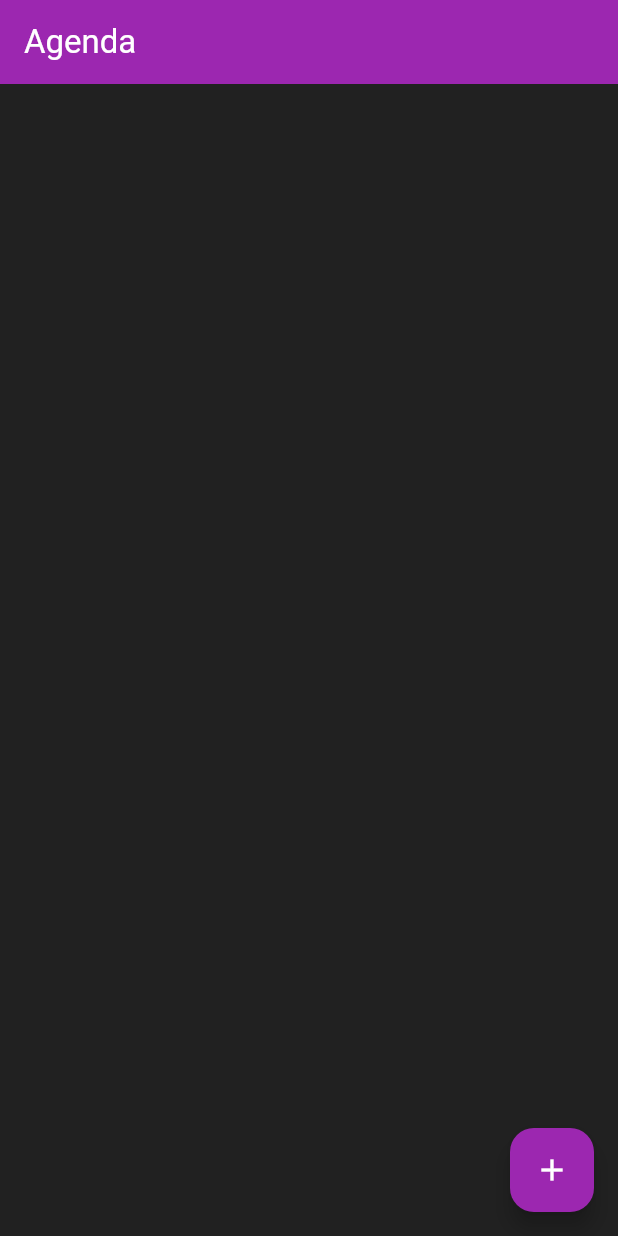
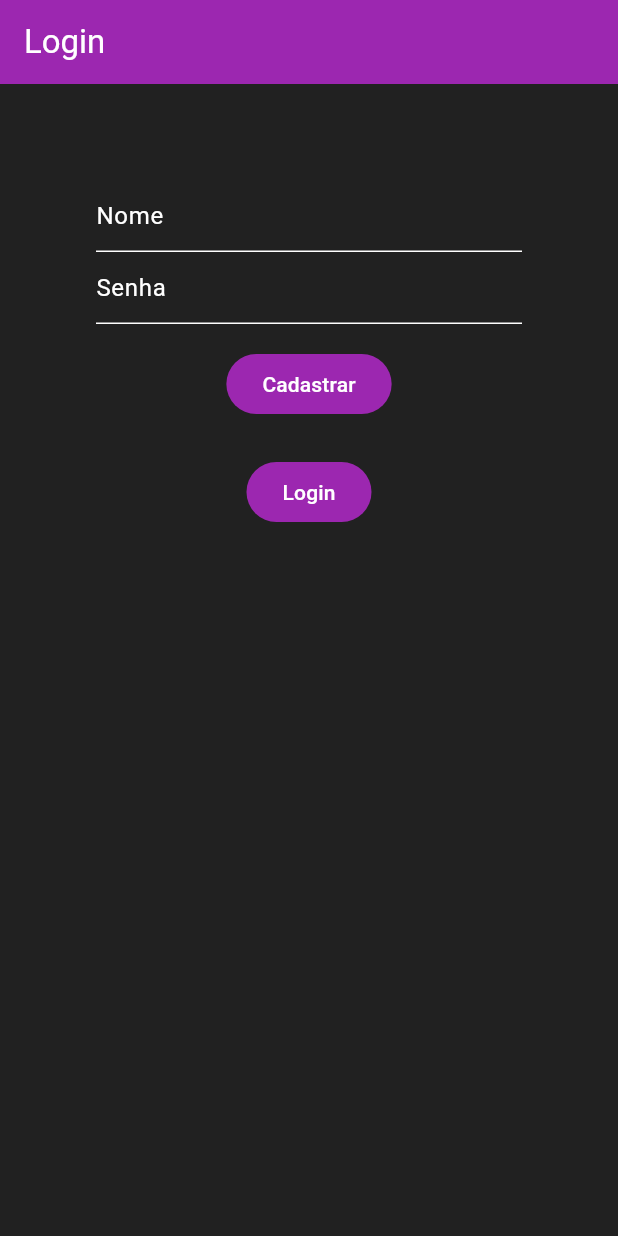
Before and after one commit to Unigran-Atvs-Jheffao/agenda-flutter, a Flutter app: the screen it shows after launch, on a phone screen of 412 x 824 dp. Run offline on Flutter 3.47's test engine with Material 3 defaults, Android fonts, the phone set to English and light mode, and no system bars; our stand-ins replace flutter_secure_storage, mask_text_input_formatter, shared_preferences, sqflite; accounts and stored records are empty.

```diff
--- a/lib/app_state.dart
+++ b/lib/app_state.dart
@@ -1,7 +1,9 @@
 import 'package:agenda/controllers/contact_controller.dart';
+import 'package:agenda/controllers/users_controller.dart';
 
 //Essa classe apenas gerencia o estado da aplicação enquando executando
 
 class AppState{
   static ContactController contactController = ContactController();
+  static UsersController usersController = UsersController();
 }
--- a/lib/controllers/contact_controller.dart
+++ b/lib/controllers/contact_controller.dart
@@ -1,11 +1,12 @@
 
 import 'package:agenda/daos/contacts/in_memory_dao.dart';
 import 'package:agenda/daos/contacts/sqlite_dao.dart';
+import 'package:agenda/daos/dao.dart';
 import 'package:agenda/models/contact.dart';
 
 class ContactController {
 
-  SqliteDao _dao = SqliteDao();
+  Dao<int,Contact> _dao = SqliteDao() as Dao<int,Contact>;
 
   Future<Contact> getById(int index) async {
     return await _dao.getById(index);
--- a/lib/daos/contacts/sqlite_dao.dart
+++ b/lib/daos/contacts/sqlite_dao.dart
@@ -7,6 +7,7 @@ import 'package:sqflite/sqflite.dart';
 class SqliteDao extends Dao<int, Contact>{
 
   late Future<Database> database = init();
+
   SqliteDao();
 
   Future<Database> init() async {
--- a/lib/main.dart
+++ b/lib/main.dart
@@ -1,4 +1,6 @@
+import 'package:agenda/views/add.dart';
 import 'package:agenda/views/list.dart';
+import 'package:agenda/views/login.dart';
 import 'package:flutter/material.dart';
 
 void main() {
@@ -20,7 +22,12 @@ class MainApp extends StatelessWidget {
             brightness: Brightness.dark,
             primarySwatch: Colors.purple),
       ),
-      home: const ContactList(),
+      initialRoute: "/login",
+      routes: {
+        "/login": (context) => const Login(),
+        "/listagem": (context) => const ContactList(),
+        "/contato": (context) => const AddContact()
+      }
     );
   }
 }
--- /dev/null
+++ b/lib/models/user.dart
@@ -0,0 +1,21 @@
+class User {
+  int? id;
+  String name;
+  String password;
+
+  User({required this.name, required this.password, this.id});
+
+  Map<String,dynamic> toMap(){
+    return {
+      "name": name,
+      "password": password,
+    };
+  }
+
+  factory User.fromMap(Map<String,dynamic> map){
+    return User(
+      name: map["name"],
+      password: map["password"]
+    );
+  }
+}
--- /dev/null
+++ b/lib/utils/secure_storage.dart
@@ -0,0 +1,16 @@
+import 'package:flutter_secure_storage/flutter_secure_storage.dart';
+
+class SecureStorage {
+  static FlutterSecureStorage secStorage = const FlutterSecureStorage();
+  static Future<bool> hasTokenSet() async  {
+    return secStorage.containsKey(key: "user");
+  }
+
+  static void setToken(token) async {
+    secStorage.write(key: "user", value: token);
+  }
+
+  static Future<String?> getToken(token) async {
+    return secStorage.read(key: "user");
+  }
+}
--- a/lib/views/list.dart
+++ b/lib/views/list.dart
@@ -1,6 +1,5 @@
 import 'package:agenda/app_state.dart';
 import 'package:agenda/models/contact.dart';
-import 'package:agenda/views/add.dart';
 import 'package:agenda/views/components/item.dart';
 import 'package:flutter/material.dart';
 
@@ -59,9 +58,9 @@ class ContactListState extends State<ContactList> {
       floatingActionButton: FloatingActionButton(
         onPressed: () {
           //Navega até a tela de criação de contatos e espera um retorno de um contato
-          Navigator.push(
+          Navigator.pushNamed(
             context,
-            MaterialPageRoute(builder: (context) => const AddContact()),
+            "/contato",
           ).then(
             //Caso um contato seja retornado, o adiciona na agenda
             (val){
--- /dev/null
+++ b/lib/views/login.dart
@@ -0,0 +1,115 @@
+import 'package:agenda/app_state.dart';
+import 'package:agenda/models/user.dart';
+import 'package:agenda/utils/secure_storage.dart';
+import 'package:agenda/utils/shared_prefs.dart';
+import 'package:flutter/material.dart';
+import 'package:shared_preferences/shared_preferences.dart';
+
+class Login extends StatefulWidget {
+  const Login({super.key});
+
+  @override
+  State<Login> createState() => _LoginState();
+}
+
+class _LoginState extends State<Login> {
+  TextEditingController usernameController = TextEditingController();
+  TextEditingController passwordController = TextEditingController();
+
+  final _formKey = GlobalKey<FormState>();
+
+  @override
+  Widget build(BuildContext context) {
+    SecureStorage.hasTokenSet().then((val) {
+      if (val) {
+        Navigator.pushReplacementNamed(context, "/listagem");
+      }
+    });
+    return Scaffold(
+      appBar: AppBar(
+        backgroundColor: Theme.of(context).colorScheme.primary,
+        title: const Text("Login"),
+      ),
+      body: Center(
+        child: Form(
+          key: _formKey,
+          child: Padding(
+            padding: EdgeInsets.all(64),
+            child: Column(
+              children: [
+                TextFormField(
+                  decoration: const InputDecoration(hintText: "Nome"),
+                  controller: usernameController,
+                  validator: (value) {
+                    if (value!.isEmpty) {
+                      return "Nome não pode ser vazio";
+                    }
+                    return null;
+                  },
+                ),
+                TextFormField(
+                  decoration: const InputDecoration(hintText: "Senha"),
+                  obscureText: true,
+                  controller: passwordController,
+                  validator: (value) {
+                    if (value!.isEmpty) {
+                      return "Senha não pode ser vazia";
+                    }
+
+                    return null;
+                  },
+                ),
+                Padding(
+                  padding: EdgeInsets.all(16),
+                  child: FilledButton(
+                    onPressed: () => {
+                      setState(() {
+                        if (_formKey.currentState!.validate()) {
+                          AppState.usersController.add(User(
+                              name: usernameController.value.text,
+                              password: passwordController.value.text));
+                          ScaffoldMessenger.of(context).showSnackBar(
+                              const SnackBar(
+                                  content: Text("Registrado com sucesso")));
+                        }
+                      })
+                    },
+                    child: Text("Cadastrar"),
+                  ),
+                ),
+                Padding(
+                  padding: EdgeInsets.all(8),
+                  child: FilledButton(
+                    onPressed: () => {
+                      setState(() {
+                        if (_formKey.currentState!.validate()) {
+                          try {
+                            AppState.usersController
+                                .getByName(usernameController.value.text)
+                                .then(
+                                    (usr) => {SecureStorage.setToken(usr.name)});
+                            SecureStorage.hasTokenSet().then((val) {
+                              if (val) {
+                                Navigator.pushReplacementNamed(
+                                    context, "/listagem");
+                              }
+                            });
+                          } catch (_) {
+                            ScaffoldMessenger.of(context).showSnackBar(
+                                const SnackBar(
+                                    content: Text("Usuário não existe")));
+                          }
+                        }
+                      })
+                    },
+                    child: Text("Login"),
+                  ),
+                ),
+              ],
+            ),
+          ),
+        ),
+      ),
+    );
+  }
+}
--- a/pubspec.yaml
+++ b/pubspec.yaml
@@ -9,8 +9,10 @@ environment:
 dependencies:
   flutter:
     sdk: flutter
+  flutter_secure_storage: ^9.2.2
   mask_text_input_formatter: ^2.9.0
   path: ^1.9.0
+  shared_preferences: ^2.3.2
   sqflite: ^2.4.0
 
 dev_dependencies:
```
Also changed, not shown: lib/controllers/users_controller.dart (added, +32 -0 lines), lib/daos/users/user_dao.dart (added, +57 -0 lines), lib/utils/shared_prefs.dart (added, +19 -0 lines), pubspec.lock, 5 other files.
